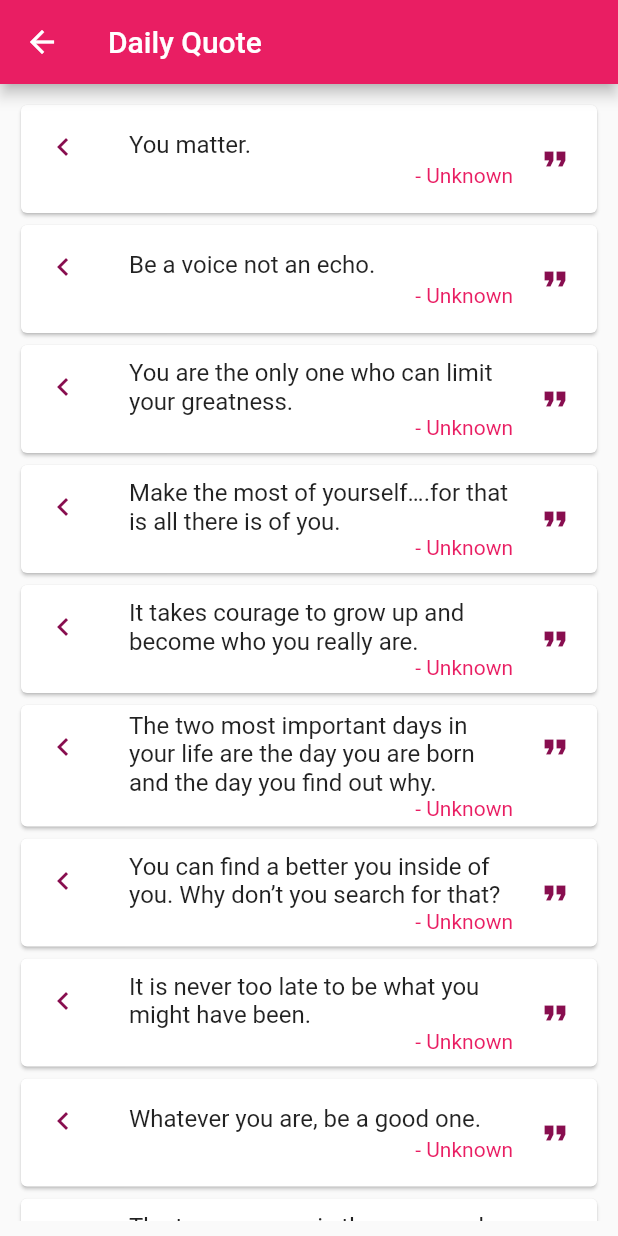
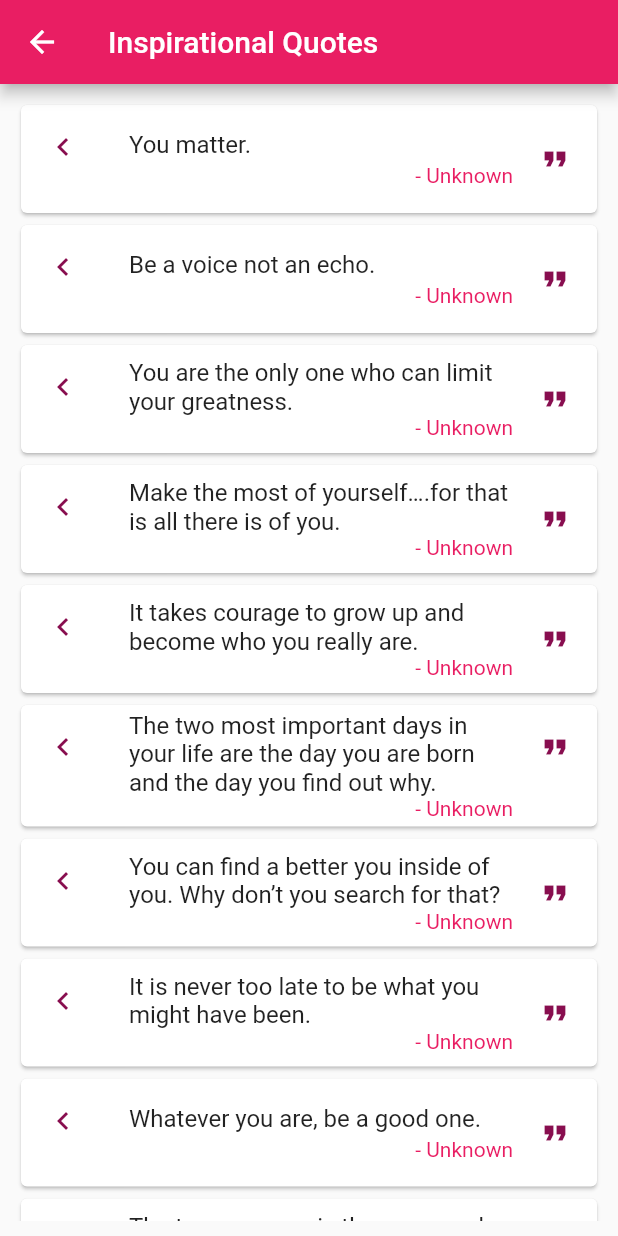
Before and after one commit to govindbhardwaj/TEMP, a Flutter app: the screen it shows after launch, after a tap on "Inspirational Quotes", on a phone screen of 412 x 824 dp. Run offline on Flutter 3.47's test engine with Material 2 defaults, Android fonts, the phone set to English and light mode, and no system bars; missing offline and left inert: esys_flutter_share.

```diff
--- a/lib/screens/QuotesPage.dart
+++ b/lib/screens/QuotesPage.dart
@@ -18,7 +18,7 @@ class QuotePageState extends State<QuotesPage> {
   Widget build(BuildContext context) {
     return new Scaffold(
         appBar: new AppBar(
-          title: new Text('Daily Quote'),
+          title: new Text(category),
         ),
         body: new FutureBuilder<QuotesDTO>(
           future: loadQuotes(),
@@ -61,7 +61,12 @@ class QuotePageState extends State<QuotesPage> {
             } else if (snapshot.hasError) {
               return new Text("${snapshot.error}");
             }
-            return new CircularProgressIndicator();
+            return Container(
+
+                    child: Center(
+                      child: CircularProgressIndicator(),
+                    ),
+                  );
           },
         ));
   }
--- a/pubspec.yaml
+++ b/pubspec.yaml
@@ -19,8 +19,7 @@ environment:
 dependencies:
   flutter:
     sdk: flutter
-  rxdart: ^0.22.0
-  get_it: ^1.0.3
+  esys_flutter_share: ^1.0.1
 
   # The following adds the Cupertino Icons font to your application.
   # Use with the CupertinoIcons class for iOS style icons.
```
Also changed, not shown: lib/screens/CardPage.dart (+39 -16 lines), pubspec.lock.
